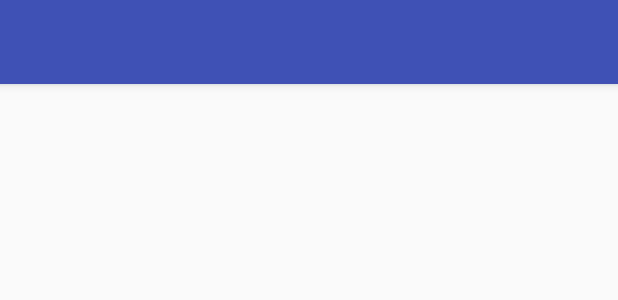
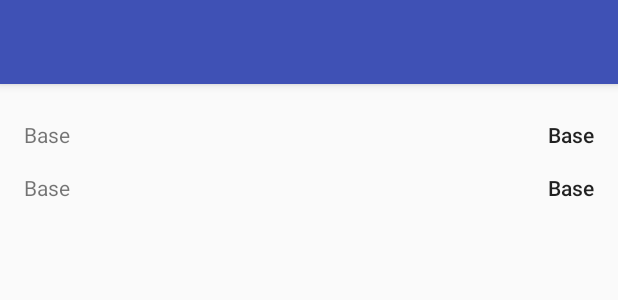
Before and after one commit to NormanhurstRoverCrew/mmt-app-event, an Android app: the layout activity_base_team_log.xml on its own in the app's theme, with its tools: preview values and no code run, on a phone screen of 412 x 824 dp. Shown: the top 300 px of the screen. Run offline under Robolectric (Android 15) with nearby library versions, the light colour scheme and no system bars.

Commit message:
Working on what the baselog activity will look like

```diff
--- a/app/src/main/AndroidManifest.xml
+++ b/app/src/main/AndroidManifest.xml
@@ -16,8 +16,8 @@
         android:theme="@style/AppTheme"
         tools:targetApi="n">
         <activity
-            android:name=".view.team.TeamActivity"
-            android:label="@string/title_activity_team"
+            android:name=".view.base.BaseTeamLogActivity"
+            android:label="@string/title_activity_base_team_log"
             android:parentActivityName=".MainActivity"
             android:theme="@style/AppTheme.NoActionBar">
             <meta-data
--- a/app/src/main/java/com/normorovers/mmt/app/event/mmtevent/CheckInFragment.kt
+++ b/app/src/main/java/com/normorovers/mmt/app/event/mmtevent/CheckInFragment.kt
@@ -35,7 +35,7 @@ class CheckInFragment : Fragment() {
         // List tickets button opens fragment for showing the list of teams.
         (list_teams as Button).setOnClickListener {
             activity?.supportFragmentManager?.beginTransaction()?.replace(R.id.fragment_container,
-					TeamsFragment())?.addToBackStack(null)?.commit()
+					TeamsFragment.newInstance(TeamsFragment.Type.TeamEdit))?.addToBackStack(null)?.commit()
         }
 
         // List tickets button opens fragment for showing the list of teams.
--- a/app/src/main/java/com/normorovers/mmt/app/event/mmtevent/db/AppDatabase.kt
+++ b/app/src/main/java/com/normorovers/mmt/app/event/mmtevent/db/AppDatabase.kt
@@ -6,7 +6,7 @@ import androidx.room.Room
 import androidx.room.RoomDatabase
 import androidx.room.TypeConverters
 
-@Database(entities = [Team::class, Ticket::class, ActivityLog::class], exportSchema = false, version = 3)
+@Database(entities = [Team::class, Ticket::class, ActivityLog::class], exportSchema = false, version = 4)
 @TypeConverters(Converter::class)
 abstract class AppDatabase : RoomDatabase() {
     companion object : SingletonHolder<AppDatabase, Context>({
--- a/app/src/main/java/com/normorovers/mmt/app/event/mmtevent/view/team/TeamActivity.kt
+++ /dev/null
@@ -1,18 +0,0 @@
-package com.normorovers.mmt.app.event.mmtevent.view.team
-
-import android.os.Bundle
-import androidx.appcompat.app.AppCompatActivity
-import com.normorovers.mmt.app.event.mmtevent.R
-import kotlinx.android.synthetic.main.activity_team.*
-
-class TeamActivity : AppCompatActivity() {
-
-	override fun onCreate(savedInstanceState: Bundle?) {
-		super.onCreate(savedInstanceState)
-		setContentView(R.layout.activity_team)
-		setSupportActionBar(toolbar)
-
-		supportActionBar?.setDisplayHomeAsUpEnabled(true)
-	}
-
-}
--- a/app/src/main/res/layout/activity_team.xml
+++ b/app/src/main/res/layout/activity_base_team_log.xml
@@ -4,7 +4,7 @@
     xmlns:tools="http://schemas.android.com/tools"
     android:layout_width="match_parent"
     android:layout_height="match_parent"
-    tools:context=".view.team.TeamActivity">
+    tools:context=".view.base.BaseTeamLogActivity">
 
     <com.google.android.material.appbar.AppBarLayout
         android:layout_width="match_parent"
@@ -20,6 +20,6 @@
 
     </com.google.android.material.appbar.AppBarLayout>
 
-    <include layout="@layout/content_team" />
+    <include layout="@layout/content_base_team_log" />
 
 </androidx.coordinatorlayout.widget.CoordinatorLayout>
--- /dev/null
+++ b/app/src/main/res/layout/content_base_team_log.xml
@@ -0,0 +1,93 @@
+<?xml version="1.0" encoding="utf-8"?>
+<androidx.constraintlayout.widget.ConstraintLayout xmlns:android="http://schemas.android.com/apk/res/android"
+    xmlns:app="http://schemas.android.com/apk/res-auto"
+    xmlns:tools="http://schemas.android.com/tools"
+    android:layout_width="match_parent"
+    android:layout_height="match_parent"
+    app:layout_behavior="@string/appbar_scrolling_view_behavior"
+    tools:context=".view.base.BaseTeamLogActivity"
+    tools:showIn="@layout/activity_base_team_log">
+
+    <FrameLayout
+        android:id="@+id/fragment_team"
+        android:layout_width="0dp"
+        android:layout_height="wrap_content"
+        app:layout_constraintEnd_toEndOf="parent"
+        app:layout_constraintStart_toStartOf="parent"
+        app:layout_constraintTop_toTopOf="parent" />
+
+    <androidx.constraintlayout.widget.ConstraintLayout
+        android:layout_width="0dp"
+        android:layout_height="0dp"
+        android:layout_marginStart="8dp"
+        android:layout_marginTop="8dp"
+        android:layout_marginEnd="8dp"
+        android:layout_marginBottom="8dp"
+        app:layout_constraintBottom_toBottomOf="parent"
+        app:layout_constraintEnd_toEndOf="parent"
+        app:layout_constraintStart_toStartOf="parent"
+        app:layout_constraintTop_toBottomOf="@+id/fragment_team">
+
+        <LinearLayout
+            android:id="@+id/linearLayout2"
+            android:layout_width="0dp"
+            android:layout_height="wrap_content"
+            android:layout_marginTop="8dp"
+            android:orientation="horizontal"
+            app:layout_constraintEnd_toEndOf="parent"
+            app:layout_constraintStart_toStartOf="parent"
+            app:layout_constraintTop_toTopOf="parent">
+
+            <TextView
+                android:layout_width="wrap_content"
+                android:layout_height="wrap_content"
+                android:layout_marginStart="8dp"
+                android:layout_marginTop="8dp"
+                android:layout_weight="1"
+                android:text="Base" />
+
+            <TextView
+                android:id="@+id/text_base"
+                android:layout_width="wrap_content"
+                android:layout_height="wrap_content"
+                android:layout_marginStart="8dp"
+                android:layout_marginTop="8dp"
+                android:layout_marginEnd="8dp"
+                android:layout_weight="3"
+                android:text="Base"
+                android:textAlignment="textEnd"
+                android:textAppearance="@style/TextAppearance.AppCompat.Body2" />
+        </LinearLayout>
+
+        <LinearLayout
+            android:layout_width="match_parent"
+            android:layout_height="wrap_content"
+            android:layout_marginTop="8dp"
+            android:layout_weight="1"
+            android:orientation="horizontal"
+            app:layout_constraintTop_toBottomOf="@+id/linearLayout2"
+            tools:layout_editor_absoluteX="-16dp">
+
+            <TextView
+                android:layout_width="wrap_content"
+                android:layout_height="wrap_content"
+                android:layout_marginStart="8dp"
+                android:layout_marginTop="8dp"
+                android:layout_weight="1"
+                android:text="Base" />
+
+            <TextView
+                android:id="@+id/text_random"
+                android:layout_width="wrap_content"
+                android:layout_height="wrap_content"
+                android:layout_marginStart="8dp"
+                android:layout_marginTop="8dp"
+                android:layout_marginEnd="8dp"
+                android:layout_weight="3"
+                android:text="Base"
+                android:textAlignment="textEnd"
+                android:textAppearance="@style/TextAppearance.AppCompat.Body2" />
+        </LinearLayout>
+    </androidx.constraintlayout.widget.ConstraintLayout>
+
+</androidx.constraintlayout.widget.ConstraintLayout>
--- a/app/src/main/res/layout/content_team.xml
+++ /dev/null
@@ -1,12 +0,0 @@
-<?xml version="1.0" encoding="utf-8"?>
-<androidx.constraintlayout.widget.ConstraintLayout xmlns:android="http://schemas.android.com/apk/res/android"
-    xmlns:app="http://schemas.android.com/apk/res-auto"
-    xmlns:tools="http://schemas.android.com/tools"
-    android:layout_width="match_parent"
-    android:layout_height="match_parent"
-    app:layout_behavior="@string/appbar_scrolling_view_behavior"
-    tools:context=".view.team.TeamActivity"
-    tools:showIn="@layout/activity_team">
-
-
-</androidx.constraintlayout.widget.ConstraintLayout>
--- a/app/src/main/res/values/strings.xml
+++ b/app/src/main/res/values/strings.xml
@@ -3,7 +3,7 @@
     <string name="com_auth0_domain">normorovers.au.auth0.com</string>
 
     <string name="app_name">MMT Event</string>
-    <string name="title_activity_main">MainActivity</string>
+    <string name="title_activity_main">MMT Event</string>
     <string name="navigation_drawer_open">Open navigation drawer</string>
     <string name="navigation_drawer_close">Close navigation drawer</string>
     <string name="nav_header_title">Magical Mystery Tour</string>
@@ -45,4 +45,5 @@
     <string name="payment_paid">Paid</string>
     <string name="payment_unpaid">UNPAID</string>
     <string name="title_activity_team">TeamActivity</string>
+    <string name="title_activity_base_team_log">BaseTeamLogActivity</string>
 </resources>
```
Also changed, not shown: app/src/main/java/com/normorovers/mmt/app/event/mmtevent/BaseFragment.kt (+1 -8 lines), app/src/main/java/com/normorovers/mmt/app/event/mmtevent/MainActivity.kt (+21 -29 lines), app/src/main/java/com/normorovers/mmt/app/event/mmtevent/db/ActivityLogRepository.kt (added, +33 -0 lines), app/src/main/java/com/normorovers/mmt/app/event/mmtevent/view/base/BaseTeamLogActivity.kt (added, +35 -0 lines), app/src/main/java/com/normorovers/mmt/app/event/mmtevent/view/team/EditTeamActivity.kt (+5 -5 lines), app/src/main/java/com/normorovers/mmt/app/event/mmtevent/view/team/TeamFragment.kt (added, +72 -0 lines), app/src/main/java/com/normorovers/mmt/app/event/mmtevent/view/team/TeamsFragment.kt (+43 -3 lines), app/src/main/java/com/normorovers/mmt/app/event/mmtevent/view/team/TeamsListActivityLogAdapter.kt (added, +65 -0 lines), app/src/main/java/com/normorovers/mmt/app/event/mmtevent/view/team/TeamsListEditAdapter.kt (renamed from app/src/main/java/com/normorovers/mmt/app/event/mmtevent/view/team/TeamsAdapter.kt, +4 -4 lines), app/src/main/res/layout/content_edit_team.xml (+6 -22 lines), app/src/main/res/layout/fragment_team.xml (added, +35 -0 lines).
